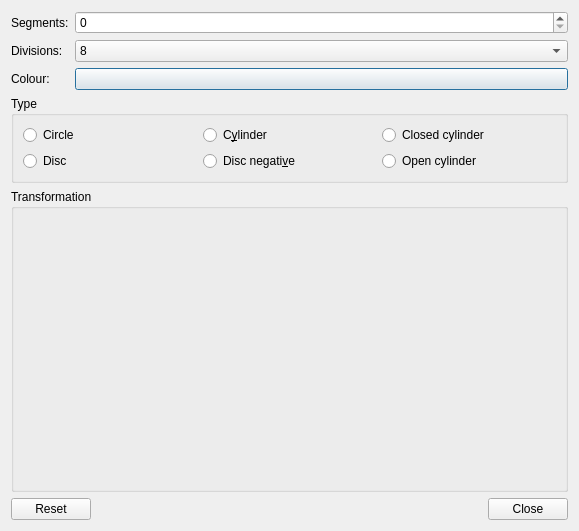
Before: the Qt Designer form src/dialogs/circularprimitiveeditor.ui in Symbian9/ldforge, drawn with Qt 5.
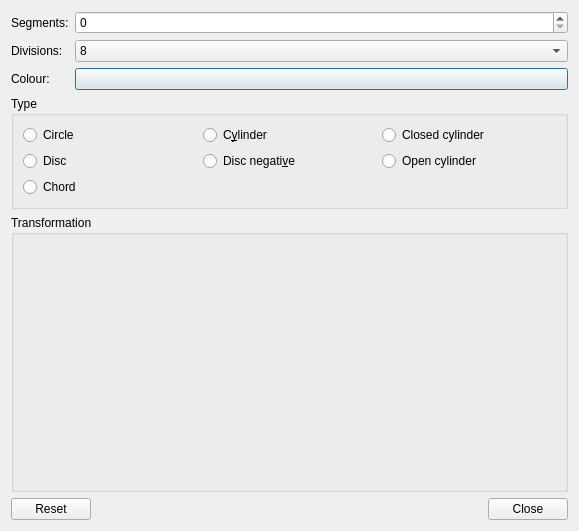
After: the same form once the commit is applied. Custom widgets are drawn as their Qt base class.

Commit message: fixed bugs regarding primitives, added chord substitution

What changed in the file:
```diff
--- a/src/dialogs/circularprimitiveeditor.ui
+++ b/src/dialogs/circularprimitiveeditor.ui
@@ -116,6 +116,13 @@
         </property>
        </widget>
       </item>
+      <item row="2" column="0">
+       <widget class="QRadioButton" name="chord">
+        <property name="text">
+         <string>Chord</string>
+        </property>
+       </widget>
+      </item>
      </layout>
     </widget>
    </item>
```
Left out of the diff: 2 changed lines with no effect on the pictures. The commit also changes 6 other files.
